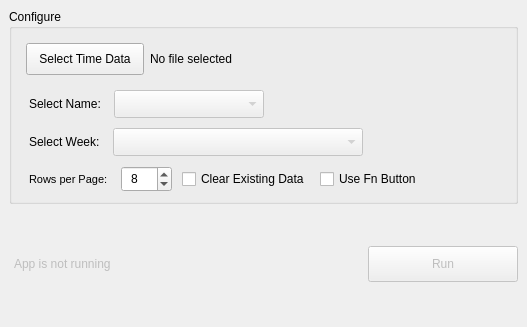
Above: app/gui/main_window.ui from Dylan-Dotti/GHD-Auto-Time-Entry before the change. Below: the same form after it.
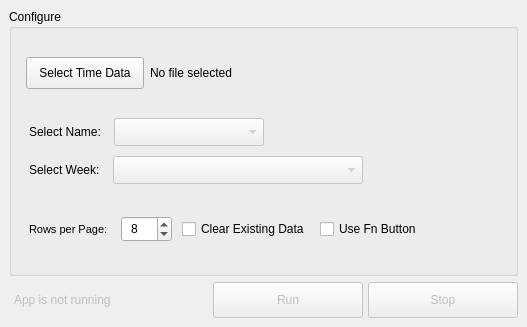
That is the form after the change.

Commit message: Added stop button, but it doesn't yet terminate the thread as I'd like

Patch:
```diff
--- a/app/gui/main_window.ui
+++ b/app/gui/main_window.ui
@@ -290,7 +290,7 @@
      </widget>
     </item>
     <item>
-     <layout class="QHBoxLayout" name="horizontalLayout_4" stretch="0,0">
+     <layout class="QHBoxLayout" name="horizontalLayout_4" stretch="0,0,0">
       <property name="spacing">
        <number>5</number>
       </property>
@@ -338,6 +338,31 @@
         </property>
        </widget>
       </item>
+      <item>
+       <widget class="QPushButton" name="stop_button">
+        <property name="enabled">
+         <bool>false</bool>
+        </property>
+        <property name="sizePolicy">
+         <sizepolicy hsizetype="Maximum" vsizetype="Fixed">
+          <horstretch>0</horstretch>
+          <verstretch>0</verstretch>
+         </sizepolicy>
+        </property>
+        <property name="minimumSize">
+         <size>
+          <width>150</width>
+          <height>25</height>
+         </size>
+        </property>
+        <property name="styleSheet">
+         <string notr="true">padding: 10px 50px</string>
+        </property>
+        <property name="text">
+         <string>Stop</string>
+        </property>
+       </widget>
+      </item>
      </layout>
     </item>
    </layout>
```
The commit also changes 2 other files.
